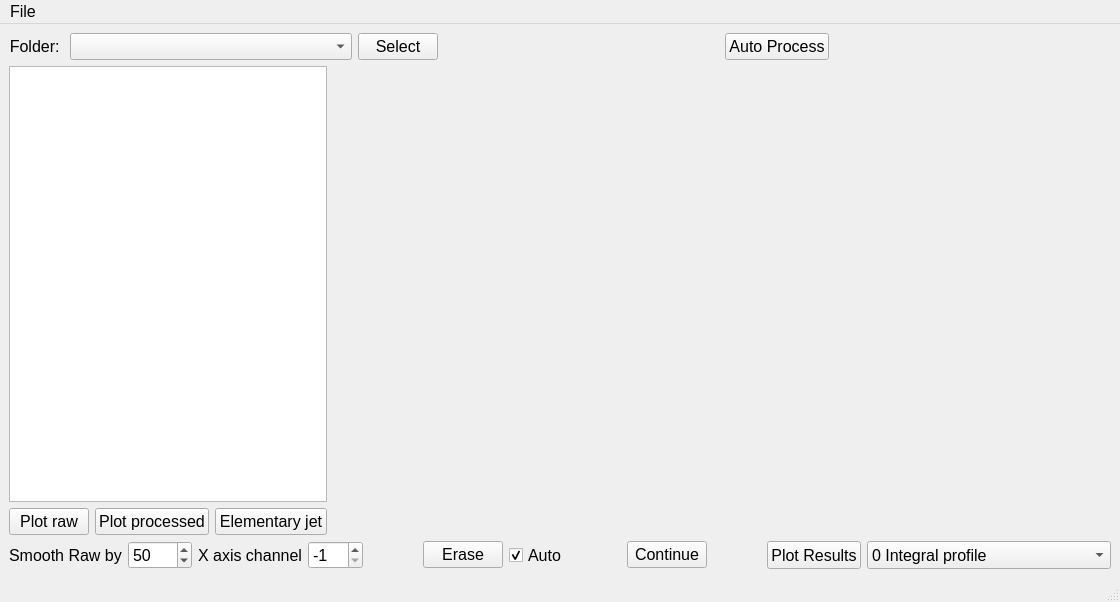
The window that emittance/Emittance.ui (salinsalins/LoggerPlotterPy) describes before a commit, drawn with Qt 5.
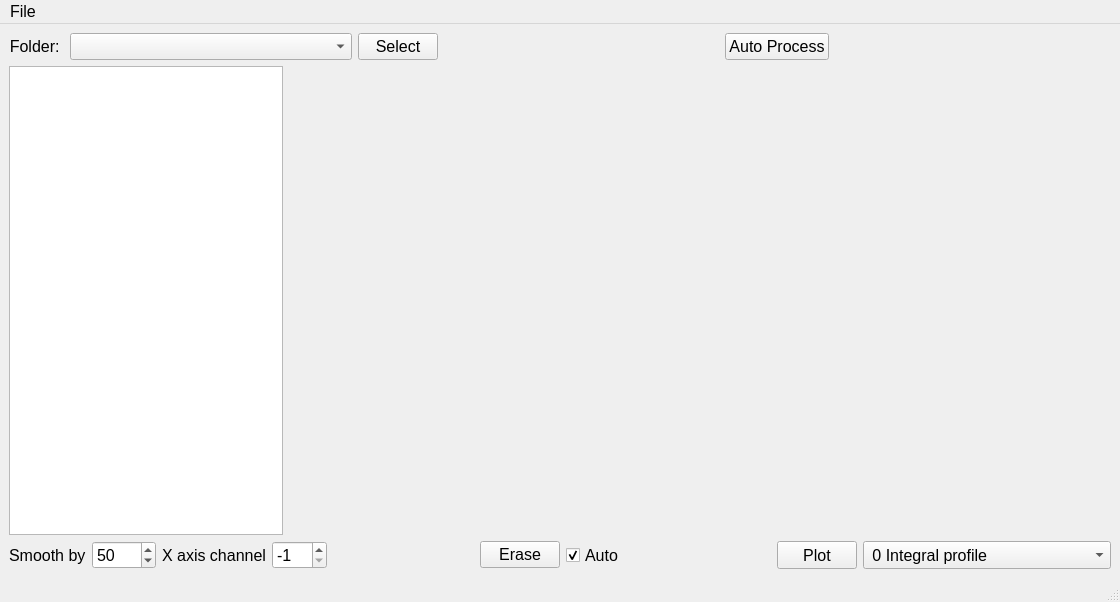
The same window after the commit. Custom widgets are drawn as their Qt base class.

The edit to the form file:
```diff
--- a/emittance/Emittance.ui
+++ b/emittance/Emittance.ui
@@ -138,7 +138,7 @@
     <item>
      <layout class="QHBoxLayout" name="horizontalLayout" stretch="1,3">
       <item>
-       <layout class="QVBoxLayout" name="verticalLayout_5" stretch="0,0">
+       <layout class="QVBoxLayout" name="verticalLayout_5" stretch="0">
         <property name="sizeConstraint">
          <enum>QLayout::SetDefaultConstraint</enum>
         </property>
@@ -172,70 +172,6 @@
           </property>
          </widget>
         </item>
-        <item>
-         <layout class="QHBoxLayout" name="horizontalLayout_4" stretch="1,1,1">
-          <item>
-           <widget class="QPushButton" name="pushButton">
-            <property name="sizePolicy">
-             <sizepolicy hsizetype="Expanding" vsizetype="Fixed">
-              <horstretch>0</horstretch>
-              <verstretch>0</verstretch>
-             </sizepolicy>
-            </property>
-            <property name="minimumSize">
-             <size>
-              <width>0</width>
-              <height>0</height>
-             </size>
-            </property>
-            <property name="font">
-             <font>
-              <pointsize>12</pointsize>
-             </font>
-            </property>
-            <property name="text">
-             <string>Plot raw</string>
-            </property>
-           </widget>
-          </item>
-          <item>
-           <widget class="QPushButton" name="pushButton_3">
-            <property name="sizePolicy">
-             <sizepolicy hsizetype="Expanding" vsizetype="Fixed">
-              <horstretch>0</horstretch>
-              <verstretch>0</verstretch>
-             </sizepolicy>
-            </property>
-            <property name="font">
-             <font>
-              <pointsize>12</pointsize>
-             </font>
-            </property>
-            <property name="text">
-             <string>Plot processed</string>
-            </property>
-           </widget>
-          </item>
-          <item>
-           <widget class="QPushButton" name="pushButton_5">
-            <property name="sizePolicy">
-             <sizepolicy hsizetype="Expanding" vsizetype="Fixed">
-              <horstretch>0</horstretch>
-              <verstretch>0</verstretch>
-             </sizepolicy>
-            </property>
-            <property name="font">
-             <font>
-              <pointsize>12</pointsize>
-             </font>
-            </property>
-            <property name="text">
-             <string>Elementary jet</string>
-            </property>
-           </widget>
-          </item>
-         </layout>
-        </item>
        </layout>
       </item>
       <item>
@@ -265,8 +201,11 @@
           <pointsize>12</pointsize>
          </font>
         </property>
+        <property name="focusPolicy">
+         <enum>Qt::NoFocus</enum>
+        </property>
         <property name="text">
-         <string>Smooth Raw by</string>
+         <string>Smooth by</string>
         </property>
        </widget>
       </item>
@@ -377,26 +316,6 @@
         </property>
        </widget>
       </item>
-      <item>
-       <spacer name="horizontalSpacer_5">
-        <property name="orientation">
-         <enum>Qt::Horizontal</enum>
-        </property>
-        <property name="sizeHint" stdset="0">
-         <size>
-          <width>40</width>
-          <height>20</height>
-         </size>
-        </property>
-       </spacer>
-      </item>
-      <item>
-       <widget class="QPushButton" name="pushButton_8">
-        <property name="text">
-         <string>Continue</string>
-        </property>
-       </widget>
-      </item>
       <item>
        <spacer name="horizontalSpacer_2">
         <property name="orientation">
@@ -424,7 +343,7 @@
          </font>
         </property>
         <property name="text">
-         <string>Plot Results</string>
+         <string>Plot</string>
         </property>
        </widget>
       </item>
@@ -443,27 +362,27 @@
         </property>
         <item>
          <property name="text">
-          <string>0 Integral profile</string>
+          <string> 0 Integral profile</string>
          </property>
         </item>
         <item>
          <property name="text">
-          <string>1 Maximum profile</string>
+          <string> 1 Maximum profile</string>
          </property>
         </item>
         <item>
          <property name="text">
-          <string>2 Contour plot</string>
+          <string> 2 Contour plot</string>
          </property>
         </item>
         <item>
          <property name="text">
-          <string>3 Color contour plot</string>
+          <string> 3 Color contour plot</string>
          </property>
         </item>
         <item>
          <property name="text">
-          <string>4 Contour levels</string>
+          <string> 4 Contour levels</string>
          </property>
         </item>
         <item>
@@ -473,22 +392,22 @@
         </item>
         <item>
          <property name="text">
-          <string>6 Calculated data contours</string>
+          <string> 6 Calculated data contours</string>
          </property>
         </item>
         <item>
          <property name="text">
-          <string>7 Regular divergence reduced</string>
+          <string> 7 Regular divergence reduced</string>
          </property>
         </item>
         <item>
          <property name="text">
-          <string>8 Scan voltage range</string>
+          <string> 8 Scan voltage range</string>
          </property>
         </item>
         <item>
          <property name="text">
-          <string>9 Regions and offsets</string>
+          <string> 9 Regions and offsets</string>
          </property>
         </item>
         <item>
@@ -521,6 +440,21 @@
           <string>15 Cross section contours</string>
          </property>
         </item>
+        <item>
+         <property name="text">
+          <string>16 Raw signals</string>
+         </property>
+        </item>
+        <item>
+         <property name="text">
+          <string>17 Processed signals</string>
+         </property>
+        </item>
+        <item>
+         <property name="text">
+          <string>18 Elementary jet</string>
+         </property>
+        </item>
        </widget>
       </item>
      </layout>
@@ -533,7 +467,7 @@
      <x>0</x>
      <y>0</y>
      <width>1120</width>
-     <height>21</height>
+     <height>20</height>
     </rect>
    </property>
    <widget class="QMenu" name="menuFile">
```
